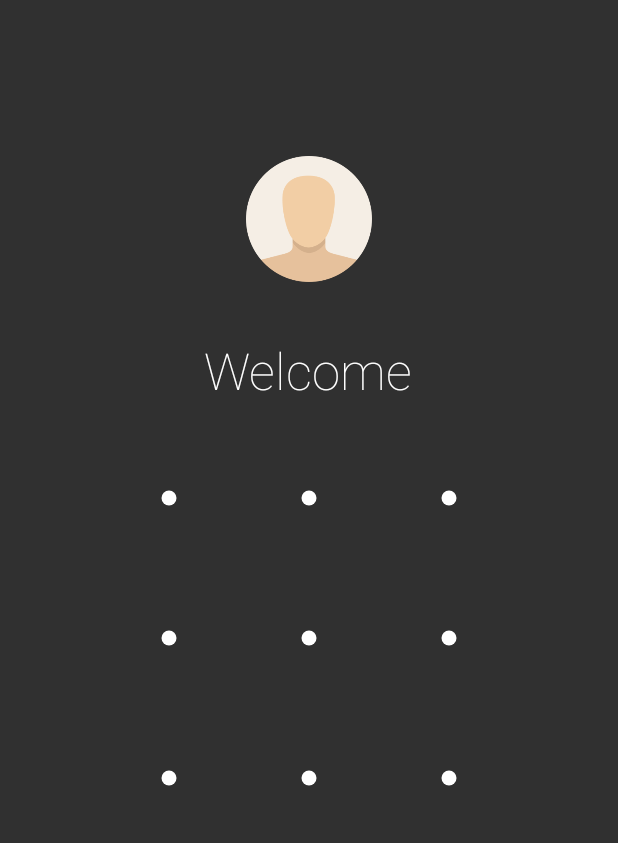
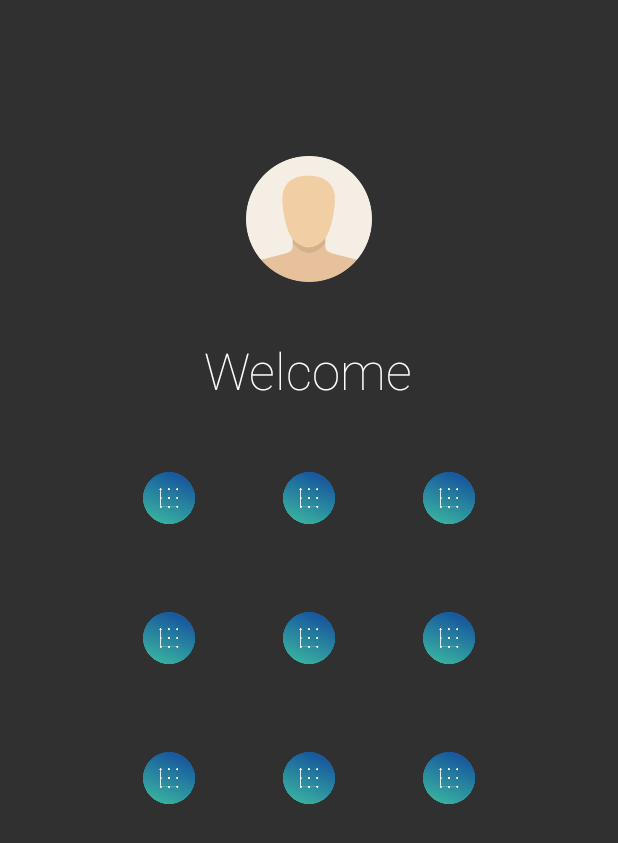
Before and after one commit to aritraroy/PatternLockView, an Android app: the screen it shows after launch (MainActivity), on a phone screen of 412 x 824 dp. Shown: the top 843 px of the screen. Run offline under Robolectric (Android 15) with nearby library versions, the phone set to English and light mode, and no system bars; our stand-ins replace RxJava; 4 statements that could not run were skipped.

Commit message:
added Drawable for Dots without animation

```diff
--- a/app/src/main/res/layout/activity_main.xml
+++ b/app/src/main/res/layout/activity_main.xml
@@ -36,6 +36,7 @@
         android:layout_marginTop="16dp"
         app:aspectRatio="square"
         app:aspectRatioEnabled="true"
+        app:dotDrawable="@drawable/logo"
         app:dotAnimationDuration="150"
         app:dotCount="3"/>
 
--- a/patternlockview/src/main/java/com/andrognito/patternlockview/PatternLockView.java
+++ b/patternlockview/src/main/java/com/andrognito/patternlockview/PatternLockView.java
@@ -5,10 +5,12 @@ import android.animation.AnimatorListenerAdapter;
 import android.animation.ValueAnimator;
 import android.content.Context;
 import android.content.res.TypedArray;
+import android.graphics.Bitmap;
 import android.graphics.Canvas;
 import android.graphics.Paint;
 import android.graphics.Path;
 import android.graphics.Rect;
+import android.graphics.drawable.Drawable;
 import android.os.Build;
 import android.os.Debug;
 import android.os.Parcel;
@@ -17,6 +19,7 @@ import android.os.SystemClock;
 import android.support.annotation.ColorInt;
 import android.support.annotation.Dimension;
 import android.support.annotation.IntDef;
+import android.support.v4.graphics.drawable.DrawableCompat;
 import android.util.AttributeSet;
 import android.view.HapticFeedbackConstants;
 import android.view.MotionEvent;
@@ -124,9 +127,10 @@ public class PatternLockView extends View {
     private int mDotSelectedSize;
     private int mDotAnimationDuration;
     private int mPathEndAnimationDuration;
-
     private Paint mDotPaint;
     private Paint mPathPaint;
+    private Bitmap mBitmap;
+    private Drawable mDotDrawable;
 
     private List<PatternLockViewListener> mPatternListeners;
     // The pattern represented as a list of connected {@link Dot}
@@ -191,6 +195,7 @@ public class PatternLockView extends View {
                     DEFAULT_DOT_ANIMATION_DURATION);
             mPathEndAnimationDuration = typedArray.getInt(R.styleable.PatternLockView_pathEndAnimationDuration,
                     DEFAULT_PATH_END_ANIMATION_DURATION);
+            mDotDrawable = typedArray.getDrawable(R.styleable.PatternLockView_dotDrawable);
         } finally {
             typedArray.recycle();
         }
@@ -235,6 +240,9 @@ public class PatternLockView extends View {
                     getContext(), android.R.interpolator.fast_out_slow_in);
             mLinearOutSlowInInterpolator = AnimationUtils.loadInterpolator(
                     getContext(), android.R.interpolator.linear_out_slow_in);
+        }
+        if (mDotDrawable != null) {
+            mBitmap = getBitmapFromVectorDrawable(getContext(), mDotDrawable);
         }
     }
 
@@ -313,7 +321,7 @@ public class PatternLockView extends View {
 
         Path currentPath = mCurrentPath;
         currentPath.rewind();
-
+//TODO : can be using drawable.
         // Draw the dots
         for (int i = 0; i < sDotCount; i++) {
             float centerY = getCenterYForRow(i);
@@ -322,8 +330,14 @@ public class PatternLockView extends View {
                 float centerX = getCenterXForColumn(j);
                 float size = dotState.mSize * dotState.mScale;
                 float translationY = dotState.mTranslateY;
-                drawCircle(canvas, (int) centerX, (int) centerY + translationY,
-                        size, drawLookupTable[i][j], dotState.mAlpha);
+                if (mDotDrawable != null) {
+                    drawDrawable(canvas, (int) centerX, (int) centerY + translationY,
+                            size, drawLookupTable[i][j], dotState.mAlpha);
+                } else {
+
+                    drawCircle(canvas, (int) centerX, (int) centerY + translationY,
+                            size, drawLookupTable[i][j], dotState.mAlpha);
+                }
             }
         }
 
@@ -1142,6 +1156,27 @@ public class PatternLockView extends View {
         canvas.drawCircle(centerX, centerY, size / 2, mDotPaint);
     }
 
+    private void drawDrawable(Canvas canvas, float centerX, float centerY, float size, boolean partOfPattern, float alpha) {
+        mDotPaint.setColor(getCurrentColor(partOfPattern));
+        mDotPaint.setAlpha((int) (alpha * 255));
+
+        canvas.drawBitmap(mBitmap, centerX - (mBitmap.getWidth() / 2), centerY - (mBitmap.getHeight() / 2), mDotPaint);
+    }
+
+    public Bitmap getBitmapFromVectorDrawable(Context context, Drawable drawable) {
+        if (Build.VERSION.SDK_INT < Build.VERSION_CODES.LOLLIPOP) {
+            drawable = (DrawableCompat.wrap(drawable)).mutate();
+        }
+
+        Bitmap bitmap = Bitmap.createBitmap(drawable.getIntrinsicWidth(),
+                drawable.getIntrinsicHeight(), Bitmap.Config.ARGB_8888);
+        Canvas canvas = new Canvas(bitmap);
+        drawable.setBounds(0, 0, canvas.getWidth(), canvas.getHeight());
+        drawable.draw(canvas);
+        Bitmap scaledBitmap = Bitmap.createScaledBitmap(bitmap, 60, 60, false);
+        return scaledBitmap;
+    }
+
     /**
      * Represents a cell in the matrix of the pattern view
      */
--- a/patternlockview/src/main/res/values/attrs.xml
+++ b/patternlockview/src/main/res/values/attrs.xml
@@ -16,5 +16,6 @@
         <attr name="wrongStateColor" format="color"/>
         <attr name="dotAnimationDuration" format="integer"/>
         <attr name="pathEndAnimationDuration" format="integer"/>
+        <attr name="dotDrawable" format="reference" />
     </declare-styleable>
 </resources>
```
Also changed, not shown: patternlockview/src/main/res/drawable/ic_keys_hole.xml (added, +9 -0 lines), 4 other files.
